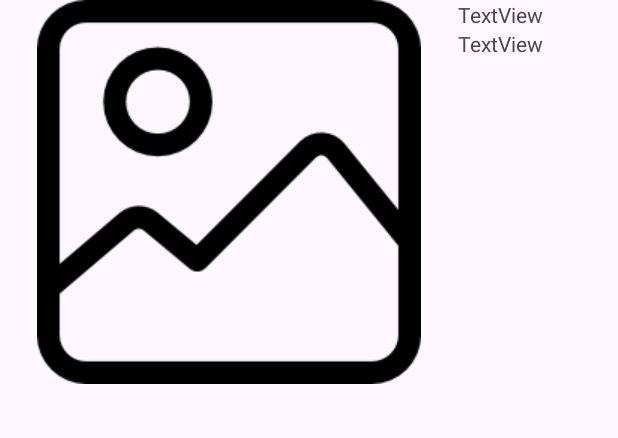
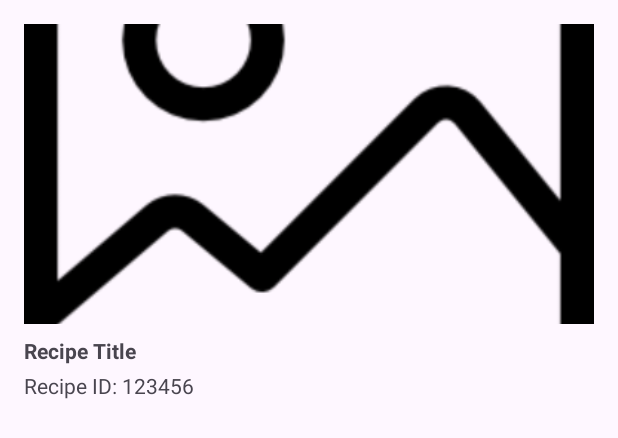
Before and after one commit to Peacexo/PAJAAppFinal, an Android app: the layout recipe_row.xml on its own in the app's theme, with its tools: preview values and no code run, on a phone screen of 412 x 824 dp. Shown: the top 438 px of the screen. Run offline under Robolectric (Android 15) with nearby library versions, the phone set to English and light mode, and no system bars.

Commit message:
Recipe branch - The app is retrieving the data from API link (ID, title and image)

```diff
--- a/app/build.gradle.kts
+++ b/app/build.gradle.kts
@@ -39,6 +39,7 @@ dependencies {
     implementation ("com.android.volley:volley:1.2.1")
     implementation ("com.github.bumptech.glide:glide:4.12.0")
     annotationProcessor ("com.github.bumptech.glide:compiler:4.12.0")
+    implementation ("com.squareup.picasso:picasso:2.71828")
 
 
     implementation("androidx.appcompat:appcompat:1.6.1")
--- a/app/src/main/AndroidManifest.xml
+++ b/app/src/main/AndroidManifest.xml
@@ -1,9 +1,8 @@
 <?xml version="1.0" encoding="utf-8"?>
 <manifest xmlns:android="http://schemas.android.com/apk/res/android"
     xmlns:tools="http://schemas.android.com/tools">
-
-<!--    ALESSANDRA ADDED:-->
-    <uses-permission android:name="android.permission.INTERNET"/>
+    <!-- ALESSANDRA ADDED: -->
+    <uses-permission android:name="android.permission.INTERNET" />
 
     <application
         android:allowBackup="true"
@@ -14,6 +13,7 @@
         android:supportsRtl="true"
         android:theme="@style/Theme.PAJAAppFinal"
         tools:targetApi="31">
+
         <activity
             android:name=".SongSearchActivity"
             android:exported="false" />
--- a/app/src/main/res/layout/recipe_row.xml
+++ b/app/src/main/res/layout/recipe_row.xml
@@ -1,46 +1,31 @@
 <?xml version="1.0" encoding="utf-8"?>
-<androidx.constraintlayout.widget.ConstraintLayout xmlns:android="http://schemas.android.com/apk/res/android"
-    xmlns:app="http://schemas.android.com/apk/res-auto"
+<LinearLayout xmlns:android="http://schemas.android.com/apk/res/android"
     xmlns:tools="http://schemas.android.com/tools"
     android:layout_width="match_parent"
-    android:layout_height="match_parent">
-
-    <LinearLayout
-        android:id="@+id/linearLayout"
-        android:layout_width="0dp"
     android:layout_height="wrap_content"
-        android:orientation="horizontal"
-        app:layout_constraintEnd_toEndOf="parent"
-        app:layout_constraintStart_toStartOf="parent"
-        app:layout_constraintTop_toTopOf="parent">
+    android:orientation="vertical"
+    android:padding="16dp">
 
     <ImageView
         android:id="@+id/recipeImage"
-            android:layout_width="wrap_content"
-            android:layout_height="wrap_content"
-            android:layout_weight="1"
+        android:layout_width="match_parent"
+        android:layout_height="200dp"
+        android:scaleType="centerCrop"
         tools:srcCompat="@drawable/recipe_placeholder_image" />
-
-        <LinearLayout
-            android:layout_width="wrap_content"
-            android:layout_height="wrap_content"
-            android:layout_weight="1"
-            android:orientation="vertical">
 
     <TextView
         android:id="@+id/recipeTitle"
-                android:layout_width="wrap_content"
+        android:layout_width="match_parent"
         android:layout_height="wrap_content"
-                android:layout_weight="1"
-                android:text="TextView" />
+        android:textStyle="bold"
+        android:layout_marginTop="8dp"
+        tools:text="Recipe Title" />
 
     <TextView
         android:id="@+id/recipeId"
-                android:layout_width="wrap_content"
+        android:layout_width="match_parent"
         android:layout_height="wrap_content"
-                android:layout_weight="1"
-                android:text="TextView" />
-        </LinearLayout>
+        android:layout_marginTop="4dp"
+        tools:text="Recipe ID: 123456" />
 
 </LinearLayout>
-</androidx.constraintlayout.widget.ConstraintLayout>
```
Also changed, not shown: app/src/main/java/algonquin/cst2335/pajaappfinal/Recipe.java (+19 -21 lines), app/src/main/java/algonquin/cst2335/pajaappfinal/RecipeAdapter.java (+23 -31 lines), app/src/main/java/algonquin/cst2335/pajaappfinal/RecipeHomeActivity.java (+38 -50 lines), app/src/main/res/layout/activity_recipe_home.xml (deleted, +0 -72 lines), app/src/main/res/layout/recipe_home_activity.xml (added, +69 -0 lines). Lines whose indentation alone changed are shown as unchanged.
